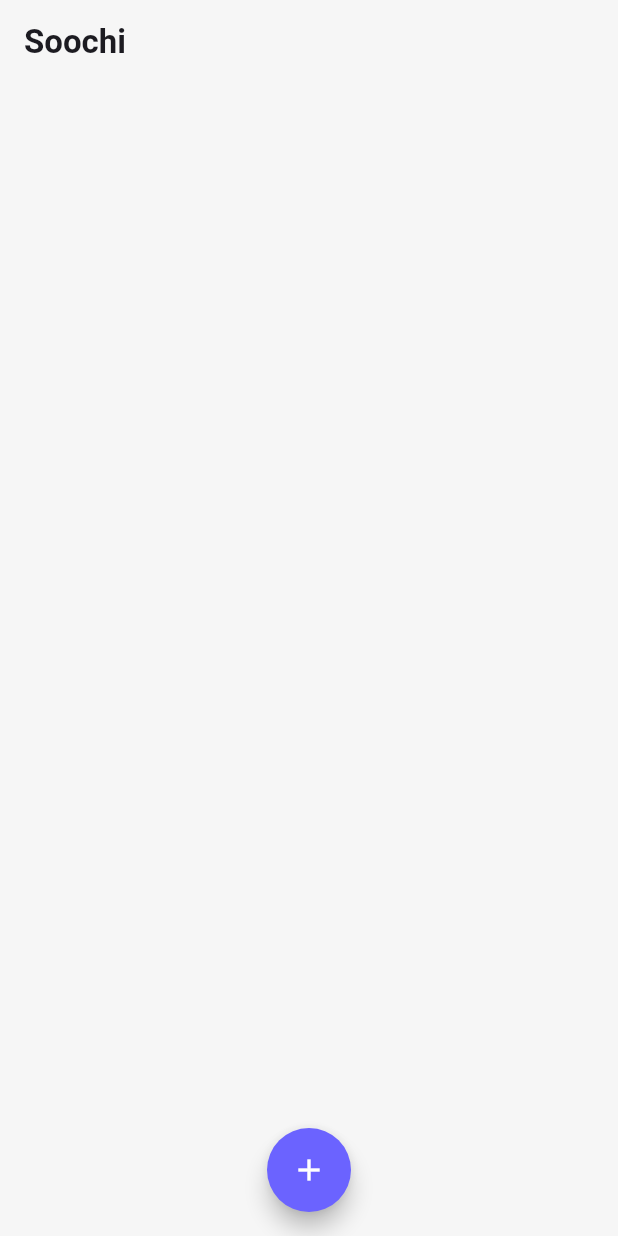
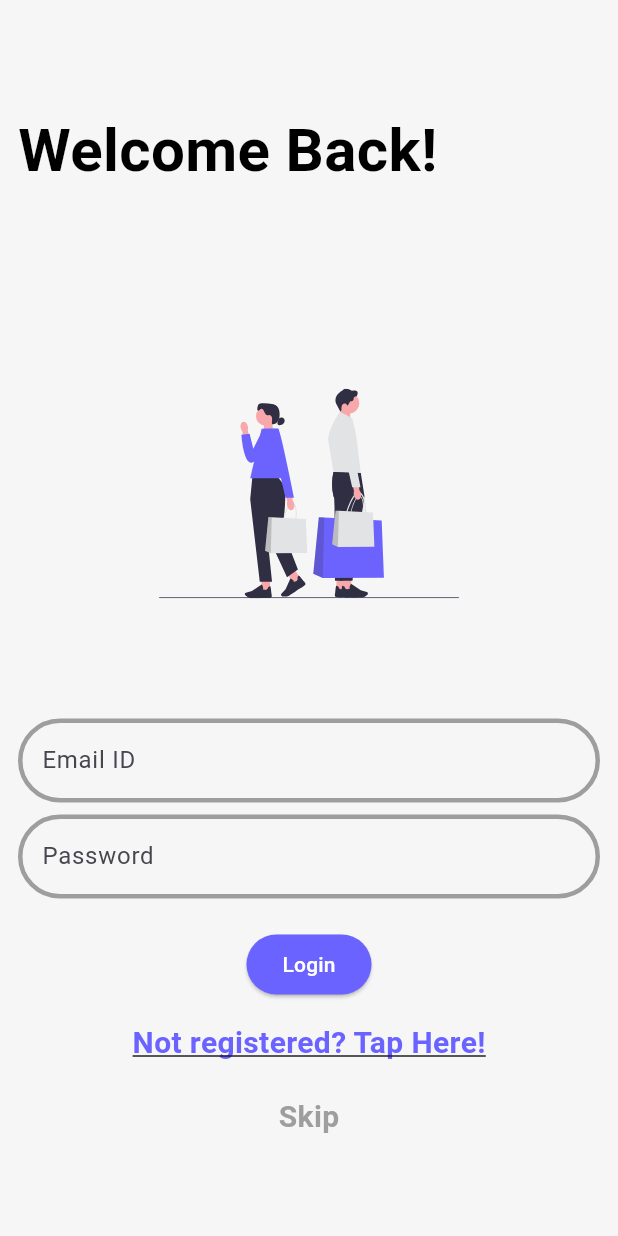
Before and after one commit to ascoder1109/soochi_shopping_list_app, a Flutter app: the screen it shows after launch, on a phone screen of 412 x 824 dp. Run offline on Flutter 3.47's test engine with Material 3 defaults, Android fonts, the phone set to English and light mode, and no system bars; our stand-ins replace firebase_auth, firebase_core, flutter_svg; accounts and stored records are empty.

Commit message:
Added SignUp and Login functionality

```diff
--- a/lib/main.dart
+++ b/lib/main.dart
@@ -1,10 +1,14 @@
+import 'package:firebase_core/firebase_core.dart';
 import 'package:flutter/material.dart';
 import 'package:provider/provider.dart';
 import 'package:shopping_list_app/colors.dart';
+import 'package:shopping_list_app/pages/login_page.dart';
 import 'package:shopping_list_app/pages/shopping_list_page.dart';
 import 'package:shopping_list_app/provider/card_provider.dart';
 
-void main() {
+Future<void> main() async {
+  WidgetsFlutterBinding.ensureInitialized();
+  await Firebase.initializeApp();
   runApp(const MyApp());
 }
 
@@ -33,7 +37,7 @@ class MyApp extends StatelessWidget {
       create: (_) => CardProvider(),
       child: MaterialApp(
         title: "Shopping List App",
-        home: const ShoppingListPage(),
+        home: const LoginPage(),
         theme: lightTheme,
         darkTheme: darkTheme,
         themeMode: ThemeMode.system,
--- /dev/null
+++ b/lib/pages/login_page.dart
@@ -0,0 +1,168 @@
+import 'package:flutter/material.dart';
+import 'package:flutter/services.dart';
+
+import 'package:flutter_svg/svg.dart';
+import 'package:shopping_list_app/colors.dart';
+import 'package:shopping_list_app/pages/shopping_list_page.dart';
+import 'package:shopping_list_app/pages/signup_page.dart';
+import 'package:shopping_list_app/services/auth_service.dart';
+import 'package:shopping_list_app/widgets/animated_text_field.dart';
+
+class LoginPage extends StatefulWidget {
+  const LoginPage({Key? key}) : super(key: key);
+
+  @override
+  State<LoginPage> createState() => _LoginPageState();
+}
+
+class _LoginPageState extends State<LoginPage> {
+  final _auth = AuthService();
+  TextEditingController emailController = TextEditingController();
+  TextEditingController passwordController = TextEditingController();
+
+  @override
+  Widget build(BuildContext context) {
+    final isDarkMode = Theme.of(context).brightness == Brightness.dark;
+    final backgroundColor =
+        isDarkMode ? kAppDarkBackgroundColor : kAppLightBackgroundColor;
+    final textColor = isDarkMode ? Colors.white : Colors.black;
+
+    return Scaffold(
+      backgroundColor: backgroundColor,
+      body: Padding(
+        padding: const EdgeInsets.all(12.0),
+        child: SingleChildScrollView(
+          scrollDirection: Axis.vertical,
+          child: Column(
+            crossAxisAlignment: CrossAxisAlignment.start,
+            children: [
+              const SizedBox(
+                height: 60,
+              ),
+              Text(
+                "Welcome Back!",
+                style: TextStyle(
+                  fontWeight: FontWeight.bold,
+                  fontSize: 40,
+                  color: textColor, // Set text color based on theme
+                ),
+              ),
+              const SizedBox(
+                height: 100,
+              ),
+              Center(
+                child: SvgPicture.asset(
+                  'assets/images/person_shopping.svg',
+                  width: 200,
+                  height: 200,
+                ),
+              ),
+              const SizedBox(
+                height: 50,
+              ),
+              AnimatedTextField(
+                hint: "Email ID",
+                controller: emailController,
+                textColor: textColor, // Set text color for text field
+              ),
+              const SizedBox(height: 8),
+              AnimatedTextField(
+                hint: "Password",
+                controller: passwordController,
+                textColor: textColor, // Set text color for text field
+              ),
+              const SizedBox(
+                height: 20,
+              ),
+              Center(
+                child: ElevatedButton(
+                  onPressed: () {
+                    logInUser();
+                  },
+                  style: ButtonStyle(
+                    backgroundColor: MaterialStateProperty.all(kVioletColor),
+                  ),
+                  child: Text(
+                    "Login",
+                    style: TextStyle(
+                      color: Colors.white, // Set text color for button
+                    ),
+                  ),
+                ),
+              ),
+              const SizedBox(
+                height: 14,
+              ),
+              Center(
+                child: GestureDetector(
+                  onTap: () {
+                    Navigator.push(
+                      context,
+                      MaterialPageRoute(
+                          builder: (context) => const SignUpPage()),
+                    );
+                  },
+                  child: Text(
+                    "Not registered? Tap Here!",
+                    style: TextStyle(
+                      fontWeight: FontWeight.bold,
+                      fontSize: 20,
+                      decoration: TextDecoration.underline,
+                      color: kVioletColor,
+                    ),
+                  ),
+                ),
+              ),
+              const SizedBox(
+                height: 20,
+              ),
+              Center(
+                child: GestureDetector(
+                  onTap: () {
+                    Navigator.push(
+                      context,
+                      MaterialPageRoute(
+                          builder: (context) => const ShoppingListPage()),
+                    );
+                  },
+                  child: const Text(
+                    "Skip",
+                    style: TextStyle(
+                      fontWeight: FontWeight.bold,
+                      fontSize: 20,
+                      color: Colors.grey, // Set text color based on theme
+                    ),
+                  ),
+                ),
+              ),
+            ],
+          ),
+        ),
+      ),
+    );
+  }
+
+  logInUser() async {
+    final user = await _auth.loginUserWithEmailAndPassword(
+        emailController.text, passwordController.text);
+    if (user != null) {
+      ScaffoldMessenger.of(context).showSnackBar(
+        const SnackBar(
+          content: Text('User logged-in successfully!'),
+          duration: Duration(seconds: 2), // Adjust the duration as needed
+        ),
+      );
+      Navigator.push(
+          // ignore: use_build_context_synchronously
+          context,
+          MaterialPageRoute(builder: (context) => const ShoppingListPage()));
+    } else {
+      ScaffoldMessenger.of(context).showSnackBar(
+        const SnackBar(
+          content: Text('User not found. Please check your credentials.'),
+          duration: Duration(seconds: 2), // Adjust the duration as needed
+        ),
+      );
+    }
+  }
+}
--- a/lib/widgets/animated_text_field.dart
+++ b/lib/widgets/animated_text_field.dart
@@ -4,14 +4,18 @@ import 'package:shopping_list_app/colors.dart';
 class AnimatedTextField extends StatelessWidget {
   final String hint;
   final TextEditingController controller;
+  final Color textColor;
 
   const AnimatedTextField(
-      {Key? key, required this.hint, required this.controller})
-      : super(key: key);
+      {super.key,
+      required this.hint,
+      required this.controller,
+      required this.textColor});
 
   @override
   Widget build(BuildContext context) {
     return TextField(
+      style: TextStyle(color: textColor),
       controller: controller,
       decoration: InputDecoration(
         enabledBorder: const OutlineInputBorder(
--- a/pubspec.yaml
+++ b/pubspec.yaml
@@ -42,6 +42,8 @@ dependencies:
   shared_preferences: ^2.2.3
   jwt_decoder: ^2.0.1
   sqflite: ^2.3.3+1
+  firebase_core: ^2.30.1
+  firebase_auth: ^4.19.4
 
 
 dev_dependencies:
```
Also changed, not shown: lib/pages/signup_page.dart (added, +163 -0 lines), lib/services/auth_service.dart (added, +38 -0 lines), pubspec.lock, 3 other files.
